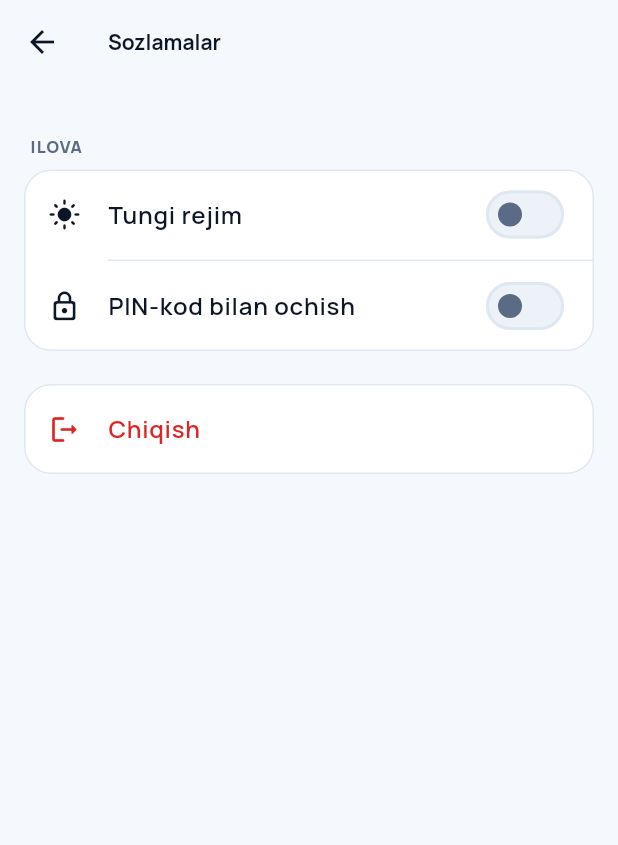
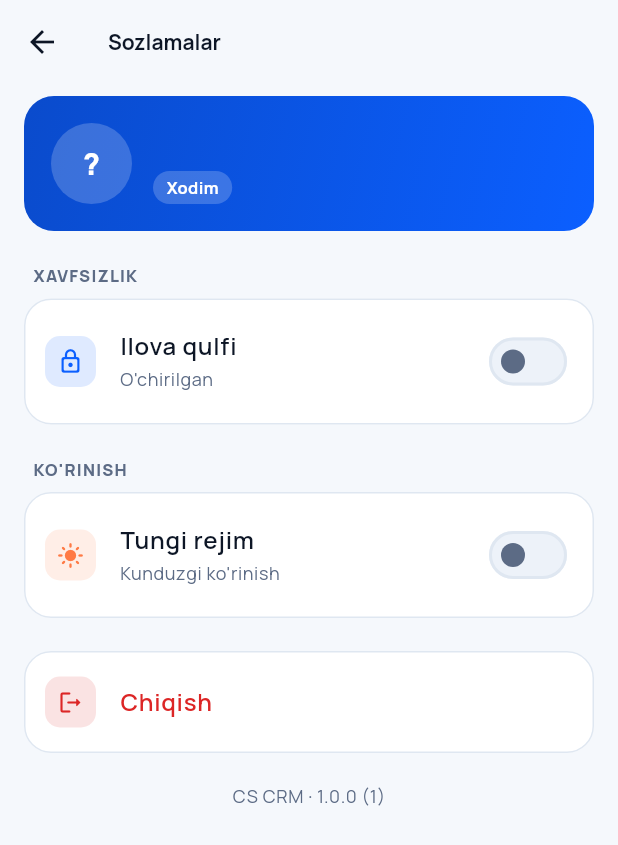
Before and after one commit to afzalbekoribjonov/cscrm, a Flutter app: the SettingsScreen screen opened directly, on a phone screen of 412 x 824 dp. Shown: the top 845 px of the screen. Run offline on Flutter 3.47's test engine with Material 3 defaults, Android fonts, the phone set to English and light mode, and no system bars; our stand-ins replace audioplayers, firebase_auth, firebase_core, firebase_database, firebase_messaging, flutter_local_notifications and 6 more; accounts and stored records are empty.

Commit message:
sozlamalar ko'rinishi va topilgan xatolar
SOZLAMALAR QAYTA ISHLANDI. Tepasida hisob kartasi: ism-familiyaning
bosh harflari, biznes nomi va rol nishoni. Ilgari bu ma'lumot oddiy
ro'yxat qatori edi va boshqa sozlamalar orasida yo'qolib ketardi —
vaholanki "men kim bo'lib kirganman" degan savol sozlamalarga
kelishning eng tez-tez sababi.

Har bir qatorda rangli ikonka va holat yozuvi: "Yoqilgan — ochishda
PIN so'raladi", "O'chirilgan". Holat MATN bilan ham yoziladi:
kalitning yoniq-o'chiqligini faqat rangdan ajratish hammaga ham oson
emas. Pastda ilova versiyasi — yordam so'raganda birinchi
so'raladigan narsa.

XATO: VERSIYA SO'ROVI BUTUN EKRANNI TO'XTATIB TURARDI. Versiya
platforma kanali orqali olinadi va u asosiy yuklash zanjirida edi.
Kanal javob bermasa (sinov muhitida aynan shunday bo'ldi), sozlamalar
ekrani BO'SH turib qolardi — hisob kartasi ham, holatlar ham
ko'rinmasdi. Endi versiya alohida, fonda yuklanadi.

XATO: `admin_credentials_screen` da `await` dan keyin `mounted`
tekshirilmasdi. Parol o'zgartirish so'rovi ketayotganda foydalanuvchi
ekrandan chiqsa, ilova istisno bilan yiqilardi.

XATO: `OrderSyncService.start()` har chaqirilganda navbatga YANGI
tinglovchi qo'shardi. Ilova qayta ochilganda yoki foydalanuvchi
almashganda bitta o'zgarish bir necha marta qayta ishlanardi.

Tekshirildi va toza chiqdi: barcha `orderByChild` so'rovlari uchun
qoidalarda indeks bor; `build()` ichida oqim yaratilmaydi; barcha
kontroller va obunalar tozalanadi.

Co-Authored-By: Claude Opus 5 <noreply@anthropic.com>

```diff
--- a/app/lib/screens/admin/admin_credentials_screen.dart
+++ b/app/lib/screens/admin/admin_credentials_screen.dart
@@ -110,8 +110,13 @@ class _AdminCredentialsScreenState extends State<AdminCredentialsScreen> {
       );
       await _finish();
     } on AuthFailure catch (e) {
+      // `mounted` tekshiruvi SHART: so'rov ketayotganda foydalanuvchi
+      // ekrandan chiqib ketishi mumkin. Ilgari bu yerda tekshiruv
+      // yo'q edi va o'sha holatda ilova istisno bilan yiqilardi.
+      if (!mounted) return;
       setState(() => _error = e.message);
     } catch (_) {
+      if (!mounted) return;
       setState(() => _error = 'Kutilmagan xatolik. Qayta urining.');
     } finally {
       if (mounted) setState(() => _saving = false);
--- a/app/lib/screens/settings/settings_screen.dart
+++ b/app/lib/screens/settings/settings_screen.dart
@@ -1,4 +1,5 @@
 import 'package:flutter/material.dart';
+import 'package:package_info_plus/package_info_plus.dart';
 
 import '../../services/app_lock_service.dart';
 import '../../services/session_service.dart';
@@ -7,6 +8,7 @@ import '../../theme/theme_controller.dart';
 import '../../widgets/logout_action.dart';
 import 'change_account_pin_screen.dart';
 import 'set_app_pin_screen.dart';
+import 'widgets/account_header.dart';
 import 'widgets/settings_group.dart';
 
 /// Sozlamalar.
@@ -39,11 +41,13 @@ class _SettingsScreenState extends State<SettingsScreen> {
   var _biometricsEnabled = false;
   var _biometricsAvailable = false;
   var _loaded = false;
+  String _version = '';
 
   @override
   void initState() {
     super.initState();
     _load();
+    _loadVersion();
   }
 
   Future<void> _load() async {
@@ -51,6 +55,7 @@ class _SettingsScreenState extends State<SettingsScreen> {
     final enabled = await _lock.isEnabled();
     final bio = await _lock.biometricsEnabled();
     final available = await _lock.biometricsAvailable();
+
     if (!mounted) return;
     setState(() {
       _session = session;
@@ -59,6 +64,22 @@ class _SettingsScreenState extends State<SettingsScreen> {
       _biometricsAvailable = available;
       _loaded = true;
     });
+  }
+
+  /// Ilova versiyasi — ALOHIDA yuklanadi.
+  ///
+  /// Asosiy yuklash bilan birga qo'yilmaydi: versiya bezak, u esa
+  /// platforma kanali orqali keladi. Kanal sekin javob bersa yoki
+  /// umuman javob bermasa, butun ekran bo'sh turib qolardi.
+  Future<void> _loadVersion() async {
+    try {
+      final info = await PackageInfo.fromPlatform();
+      if (mounted) {
+        setState(() => _version = '${info.version} (${info.buildNumber})');
+      }
+    } catch (_) {
+      // Versiya ko'rinmasligi sozlamalar ishlashiga to'sqinlik qilmaydi.
+    }
   }
 
   // -------------------------------------------------------------------
@@ -110,15 +131,7 @@ class _SettingsScreenState extends State<SettingsScreen> {
         // Sababi bor bo'lsa aytiladi. Ilgari kalit JIMGINA qaytib
         // tushardi va foydalanuvchi nima bo'lganini bilolmasdi.
         final message = result.message;
-        if (message != null && mounted) {
-          ScaffoldMessenger.of(context).showSnackBar(
-            SnackBar(
-              content: Text(message),
-              backgroundColor: AppColors.danger,
-              behavior: SnackBarBehavior.floating,
-            ),
-          );
-        }
+        if (message != null && mounted) _toast(message, AppColors.danger);
         return;
       }
     }
@@ -132,14 +145,18 @@ class _SettingsScreenState extends State<SettingsScreen> {
       MaterialPageRoute(builder: (_) => const ChangeAccountPinScreen()),
     );
     if (changed == true && mounted) {
+      _toast('PIN-kod o\'zgartirildi', AppColors.success);
+    }
+  }
+
+  void _toast(String message, Color color) {
     ScaffoldMessenger.of(context).showSnackBar(
-        const SnackBar(
-          content: Text('PIN-kod o\'zgartirildi'),
-          backgroundColor: AppColors.success,
+      SnackBar(
+        content: Text(message),
+        backgroundColor: color,
         behavior: SnackBarBehavior.floating,
       ),
     );
-    }
   }
 
   // -------------------------------------------------------------------
@@ -148,61 +165,40 @@ class _SettingsScreenState extends State<SettingsScreen> {
 
   @override
   Widget build(BuildContext context) {
-    final session = _session;
-    final isEmployee = session.employeeId != null;
+    final theme = Theme.of(context);
+    final isEmployee = _session.employeeId != null;
 
     return Scaffold(
       appBar: AppBar(title: const Text('Sozlamalar')),
       body: SafeArea(
         child: ListView(
-          padding: const EdgeInsets.fromLTRB(16, 12, 16, 32),
+          padding: const EdgeInsets.fromLTRB(16, 8, 16, 28),
           children: [
-            // Sessiya hali o'qilmagan bo'lsa guruh umuman
-            // ko'rsatilmaydi — bo'sh qator 'nimadir buzilgan' degan
-            // taassurot qoldiradi.
-            if ((session.displayName ?? '').isNotEmpty)
+            // Sessiya o'qilmaguncha ko'rsatilmaydi — bo'sh ism va
+            // biznes nomi "nimadir buzilgan" degan taassurot qoldiradi.
+            if (_loaded) AccountHeader(session: _session),
+            const SizedBox(height: 22),
+
             SettingsGroup(
-                title: 'Hisob',
+              title: 'Xavfsizlik',
               children: [
-                  SettingsTile(
-                    icon: Icons.person_outline_rounded,
-                    label: session.displayName!,
-                    value: session.tenantName,
-                  ),
                 if (isEmployee)
                   SettingsTile(
                     icon: Icons.password_rounded,
-                      label: 'PIN-kodni o\'zgartirish',
+                    color: AppColors.statusWashing,
+                    label: 'Hisob PIN-kodi',
+                    value: 'Tizimga kirish uchun',
                     onTap: _changeAccountPin,
-                    ),
-                ],
-              ),
-            const SizedBox(height: 22),
-
-            SettingsGroup(
-              title: 'Ilova',
-              children: [
-                // Mavzu `ValueNotifier` — o'zgarganda faqat SHU qator
-                // qayta chiziladi, butun ekran emas.
-                ValueListenableBuilder<ThemeMode>(
-                  valueListenable: ThemeController.instance,
-                  builder: (context, mode, _) {
-                    final dark = mode == ThemeMode.dark;
-                    return SettingsTile(
-                      icon: dark
-                          ? Icons.dark_mode_rounded
-                          : Icons.light_mode_rounded,
-                      label: 'Tungi rejim',
-                      trailing: Switch(
-                        value: dark,
-                        onChanged: (_) => ThemeController.instance.toggle(),
-                      ),
-                    );
-                  },
                   ),
                 SettingsTile(
                   icon: Icons.lock_outline_rounded,
-                  label: 'PIN-kod bilan ochish',
+                  color: AppColors.primary,
+                  label: 'Ilova qulfi',
+                  // Holat MATN bilan ham yoziladi: kalitning yoniq-
+                  // o'chiqligini rangdan ajratish hammaga ham oson emas.
+                  value: _lockEnabled
+                      ? 'Yoqilgan — ochishda PIN so\'raladi'
+                      : 'O\'chirilgan',
                   trailing: Switch(
                     value: _lockEnabled,
                     onChanged: _loaded ? _toggleLock : null,
@@ -215,11 +211,42 @@ class _SettingsScreenState extends State<SettingsScreen> {
                 if (_biometricsAvailable && _lockEnabled)
                   SettingsTile(
                     icon: Icons.fingerprint_rounded,
+                    color: AppColors.statusDelivered,
                     label: 'Barmoq izi',
+                    value: _biometricsEnabled
+                        ? 'Yoqilgan'
+                        : 'PIN o\'rniga tezroq usul',
                     trailing: Switch(
                       value: _biometricsEnabled,
                       onChanged: _toggleBiometrics,
                     ),
+                  ),
+              ],
+            ),
+            const SizedBox(height: 22),
+
+            SettingsGroup(
+              title: 'Ko\'rinish',
+              children: [
+                // Mavzu `ValueNotifier` — o'zgarganda faqat SHU qator
+                // qayta chiziladi, butun ekran emas.
+                ValueListenableBuilder<ThemeMode>(
+                  valueListenable: ThemeController.instance,
+                  builder: (context, mode, _) {
+                    final dark = mode == ThemeMode.dark;
+                    return SettingsTile(
+                      icon: dark
+                          ? Icons.dark_mode_rounded
+                          : Icons.light_mode_rounded,
+                      color: AppColors.accent,
+                      label: 'Tungi rejim',
+                      value: dark ? 'Yoqilgan' : 'Kunduzgi ko\'rinish',
+                      trailing: Switch(
+                        value: dark,
+                        onChanged: (_) => ThemeController.instance.toggle(),
+                      ),
+                    );
+                  },
                 ),
               ],
             ),
@@ -236,6 +263,16 @@ class _SettingsScreenState extends State<SettingsScreen> {
                 onTap: () => confirmAndLogout(context),
               ),
             ),
+
+            if (_version.isNotEmpty) ...[
+              const SizedBox(height: 20),
+              Center(
+                child: Text(
+                  'CS CRM · $_version',
+                  style: theme.textTheme.bodySmall,
+                ),
+              ),
+            ],
           ],
         ),
       ),
--- /dev/null
+++ b/app/lib/screens/settings/widgets/account_header.dart
@@ -0,0 +1,116 @@
+import 'package:flutter/material.dart';
+
+import '../../../services/session_service.dart';
+import '../../../theme/app_colors.dart';
+
+/// Sozlamalar tepasidagi hisob kartasi: kim kirgan va qaysi biznesga.
+///
+/// Ilgari bu ma'lumot oddiy ro'yxat qatori edi va boshqa sozlamalar
+/// orasida yo'qolib ketardi. Vaholanki "men kim bo'lib kirganman"
+/// degan savol sozlamalarga kelishning eng tez-tez sababi.
+class AccountHeader extends StatelessWidget {
+  const AccountHeader({super.key, required this.session});
+
+  final Session session;
+
+  /// Ism-familiyaning bosh harflari — rasm o'rniga.
+  ///
+  /// Rasm yuklash imkoniyati yo'q, bo'sh doira esa tugallanmagan
+  /// ko'rinadi. Harflar hech qachon yuklanmaydi va har doim bor.
+  String get _initials {
+    final name = (session.displayName ?? '').trim();
+    if (name.isEmpty) return '?';
+
+    final parts = name.split(RegExp(r'\s+')).where((p) => p.isNotEmpty);
+    final letters = parts.take(2).map((p) => p[0].toUpperCase()).join();
+    return letters.isEmpty ? '?' : letters;
+  }
+
+  String get _roleLabel =>
+      session.role == SessionRole.owner ? 'Boshqaruvchi' : 'Xodim';
+
+  @override
+  Widget build(BuildContext context) {
+    final theme = Theme.of(context);
+
+    return Container(
+      padding: const EdgeInsets.all(18),
+      decoration: BoxDecoration(
+        borderRadius: BorderRadius.circular(20),
+        gradient: const LinearGradient(
+          begin: Alignment.topLeft,
+          end: Alignment.bottomRight,
+          colors: [AppColors.primaryDark, AppColors.brand],
+        ),
+      ),
+      child: Row(
+        children: [
+          Container(
+            width: 54,
+            height: 54,
+            alignment: Alignment.center,
+            decoration: BoxDecoration(
+              color: Colors.white.withValues(alpha: 0.20),
+              shape: BoxShape.circle,
+            ),
+            child: Text(
+              _initials,
+              style: const TextStyle(
+                color: Colors.white,
+                fontWeight: FontWeight.w800,
+                fontSize: 20,
+              ),
+            ),
+          ),
+          const SizedBox(width: 14),
+          Expanded(
+            child: Column(
+              crossAxisAlignment: CrossAxisAlignment.start,
+              mainAxisSize: MainAxisSize.min,
+              children: [
+                Text(
+                  session.displayName ?? '',
+                  maxLines: 1,
+                  overflow: TextOverflow.ellipsis,
+                  style: theme.textTheme.titleMedium?.copyWith(
+                    color: Colors.white,
+                    fontWeight: FontWeight.w800,
+                  ),
+                ),
+                if ((session.tenantName ?? '').isNotEmpty) ...[
+                  const SizedBox(height: 1),
+                  Text(
+                    session.tenantName!,
+                    maxLines: 1,
+                    overflow: TextOverflow.ellipsis,
+                    style: TextStyle(
+                      color: Colors.white.withValues(alpha: 0.82),
+                      fontSize: 13,
+                    ),
+                  ),
+                ],
+                const SizedBox(height: 8),
+                Container(
+                  padding:
+                      const EdgeInsets.symmetric(horizontal: 9, vertical: 3),
+                  decoration: BoxDecoration(
+                    color: Colors.white.withValues(alpha: 0.20),
+                    borderRadius: BorderRadius.circular(999),
+                  ),
+                  child: Text(
+                    _roleLabel,
+                    style: const TextStyle(
+                      color: Colors.white,
+                      fontWeight: FontWeight.w700,
+                      fontSize: 11,
+                    ),
+                  ),
+                ),
+              ],
+            ),
+          ),
+        ],
+      ),
+    );
+  }
+}
--- a/app/lib/screens/settings/widgets/settings_group.dart
+++ b/app/lib/screens/settings/widgets/settings_group.dart
@@ -20,7 +20,7 @@ class SettingsGroup extends StatelessWidget {
       crossAxisAlignment: CrossAxisAlignment.start,
       children: [
         Padding(
-          padding: const EdgeInsets.fromLTRB(4, 0, 4, 8),
+          padding: const EdgeInsets.fromLTRB(6, 0, 6, 8),
           child: Text(
             title.toUpperCase(),
             style: theme.textTheme.bodySmall?.copyWith(
@@ -34,7 +34,7 @@ class SettingsGroup extends StatelessWidget {
           child: Column(
             children: [
               for (var i = 0; i < children.length; i++) ...[
-                if (i > 0) const Divider(height: 1, indent: 56),
+                if (i > 0) const Divider(height: 1, indent: 62),
                 children[i],
               ],
             ],
@@ -47,7 +47,7 @@ class SettingsGroup extends StatelessWidget {
 
 /// Bitta sozlama qatori.
 ///
-/// Uchta ko'rinishda ishlatiladi: bosiladigan (o'q bilan), kalitli
+/// Uch ko'rinishda ishlatiladi: bosiladigan (o'q bilan), kalitli
 /// (switch) va faqat ma'lumot beruvchi. Farqni [onTap] va [trailing]
 /// belgilaydi.
 class SettingsTile extends StatelessWidget {
@@ -56,6 +56,7 @@ class SettingsTile extends StatelessWidget {
     required this.icon,
     required this.label,
     this.value,
+    this.color,
     this.trailing,
     this.onTap,
     this.danger = false,
@@ -64,8 +65,11 @@ class SettingsTile extends StatelessWidget {
   final IconData icon;
   final String label;
 
-  /// O'ng tomonda yoki nom ostida ko'rinadigan joriy qiymat.
+  /// Nom ostidagi qator: joriy holat yoki qisqa izoh.
   final String? value;
+
+  /// Ikonka kvadratining rangi. Berilmasa — brend rangi.
+  final Color? color;
 
   final Widget? trailing;
   final VoidCallback? onTap;
@@ -76,22 +80,37 @@ class SettingsTile extends StatelessWidget {
   @override
   Widget build(BuildContext context) {
     final theme = Theme.of(context);
-    final color = danger ? AppColors.danger : theme.colorScheme.onSurface;
+    final tint = danger ? AppColors.danger : (color ?? AppColors.primary);
 
     return ListTile(
       onTap: onTap,
-      contentPadding: const EdgeInsets.symmetric(horizontal: 16, vertical: 2),
-      leading: Icon(icon, size: 22, color: danger ? AppColors.danger : null),
+      contentPadding: const EdgeInsets.fromLTRB(14, 6, 14, 6),
+      // Rangli kvadrat ikonka — qatorlarni bir qarashda ajratadi.
+      // Oddiy kulrang ikonkalar ro'yxatni bir xil massaga aylantiradi.
+      leading: Container(
+        width: 34,
+        height: 34,
+        decoration: BoxDecoration(
+          color: tint.withValues(alpha: 0.13),
+          borderRadius: BorderRadius.circular(10),
+        ),
+        child: Icon(icon, size: 18, color: tint),
+      ),
       title: Text(
         label,
         style: theme.textTheme.bodyLarge?.copyWith(
           fontWeight: FontWeight.w600,
-          color: color,
+          color: danger ? AppColors.danger : null,
         ),
       ),
       subtitle: value == null
           ? null
-          : Text(value!, style: theme.textTheme.bodySmall),
+          : Text(
+              value!,
+              style: theme.textTheme.bodySmall,
+              maxLines: 2,
+              overflow: TextOverflow.ellipsis,
+            ),
       trailing: trailing ??
           (onTap == null
               ? null
--- a/app/lib/services/order_sync_service.dart
+++ b/app/lib/services/order_sync_service.dart
@@ -67,7 +67,16 @@ class OrderSyncService {
   }) async {
     _orders = orders ?? OrderService();
     await _store.load();
-    _store.orders.addListener(_onQueueChanged);
+
+    // Eski tinglovchi avval olib tashlanadi.
+    //
+    // `start()` bir necha marta chaqirilishi mumkin: ilova qayta
+    // ochilganda, foydalanuvchi almashganda yoki ishlab chiqishda hot
+    // restart bo'lganda. Har safar yangi tinglovchi qo'shilsa, bitta
+    // o'zgarish bir necha marta qayta ishlanardi.
+    _store.orders
+      ..removeListener(_onQueueChanged)
+      ..addListener(_onQueueChanged);
     _onQueueChanged();
 
     await _connectionSub?.cancel();
```
Also changed, not shown: app/tool/_probe_test.dart (deleted, +0 -18 lines), app/tool/render.dart (+11 -0 lines), app/tool/screenshots_test.dart (+8 -1 lines), 1 other file. Lines whose indentation alone changed are shown as unchanged.
